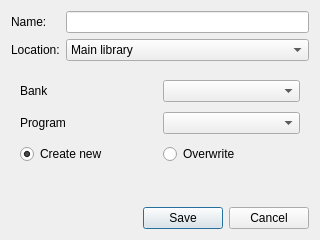
This is bigglesworth/ui/savesoundas.ui in MaurizioB/Bigglesworth as Qt 5 draws it before an edit. The edited form follows.
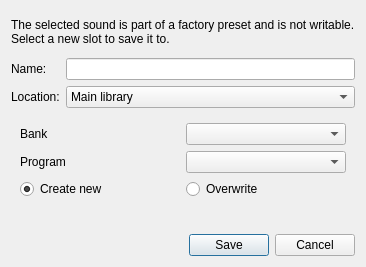
This is the edited form.

What changed in the file:
```diff
--- a/bigglesworth/ui/savesoundas.ui
+++ b/bigglesworth/ui/savesoundas.ui
@@ -6,45 +6,48 @@
    <rect>
     <x>0</x>
     <y>0</y>
-    <width>320</width>
-    <height>240</height>
+    <width>334</width>
+    <height>267</height>
    </rect>
   </property>
   <property name="windowTitle">
    <string>Save sound to library</string>
   </property>
   <layout class="QGridLayout" name="gridLayout_2">
-   <item row="0" column="0">
-    <widget class="QLabel" name="label">
+   <item row="2" column="1">
+    <widget class="QComboBox" name="collectionCombo">
+     <item>
      <property name="text">
-      <string>Name:</string>
-     </property>
+       <string>Main library</string>
+      </property>
+     </item>
     </widget>
    </item>
-   <item row="0" column="1">
+   <item row="1" column="1">
     <widget class="QLineEdit" name="nameEdit">
      <property name="maxLength">
       <number>16</number>
      </property>
     </widget>
    </item>
-   <item row="1" column="0">
+   <item row="2" column="0">
     <widget class="QLabel" name="label_2">
      <property name="text">
       <string>Location:</string>
      </property>
     </widget>
    </item>
-   <item row="1" column="1">
-    <widget class="QComboBox" name="collectionCombo">
-     <item>
-      <property name="text">
-       <string>Main library</string>
-      </property>
-     </item>
+   <item row="4" column="0" colspan="2">
+    <widget class="QDialogButtonBox" name="buttonBox">
+     <property name="orientation">
+      <enum>Qt::Horizontal</enum>
+     </property>
+     <property name="standardButtons">
+      <set>QDialogButtonBox::Cancel|QDialogButtonBox::Save</set>
+     </property>
     </widget>
    </item>
-   <item row="2" column="0" colspan="2">
+   <item row="3" column="0" colspan="2">
     <widget class="QWidget" name="locationWidget" native="true">
      <layout class="QGridLayout" name="gridLayout">
       <item row="0" column="0">
@@ -106,13 +109,18 @@
      </layout>
     </widget>
    </item>
-   <item row="3" column="0" colspan="2">
-    <widget class="QDialogButtonBox" name="buttonBox">
-     <property name="orientation">
-      <enum>Qt::Horizontal</enum>
+   <item row="1" column="0">
+    <widget class="QLabel" name="label">
+     <property name="text">
+      <string>Name:</string>
      </property>
-     <property name="standardButtons">
-      <set>QDialogButtonBox::Cancel|QDialogButtonBox::Save</set>
+    </widget>
+   </item>
+   <item row="0" column="0" colspan="2">
+    <widget class="QLabel" name="readOnlyLbl">
+     <property name="text">
+      <string>The selected sound is part of a factory preset and is not writable.
+Select a new slot to save it to.</string>
      </property>
     </widget>
    </item>
```
Lines whose indentation alone changed are shown as unchanged.
